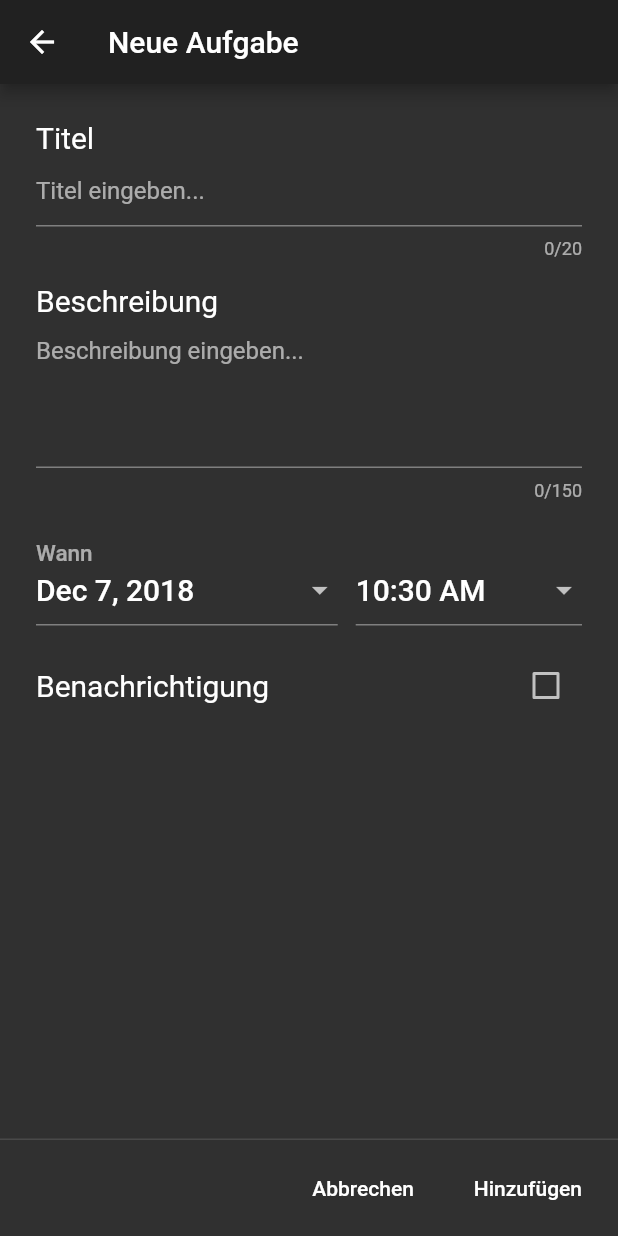
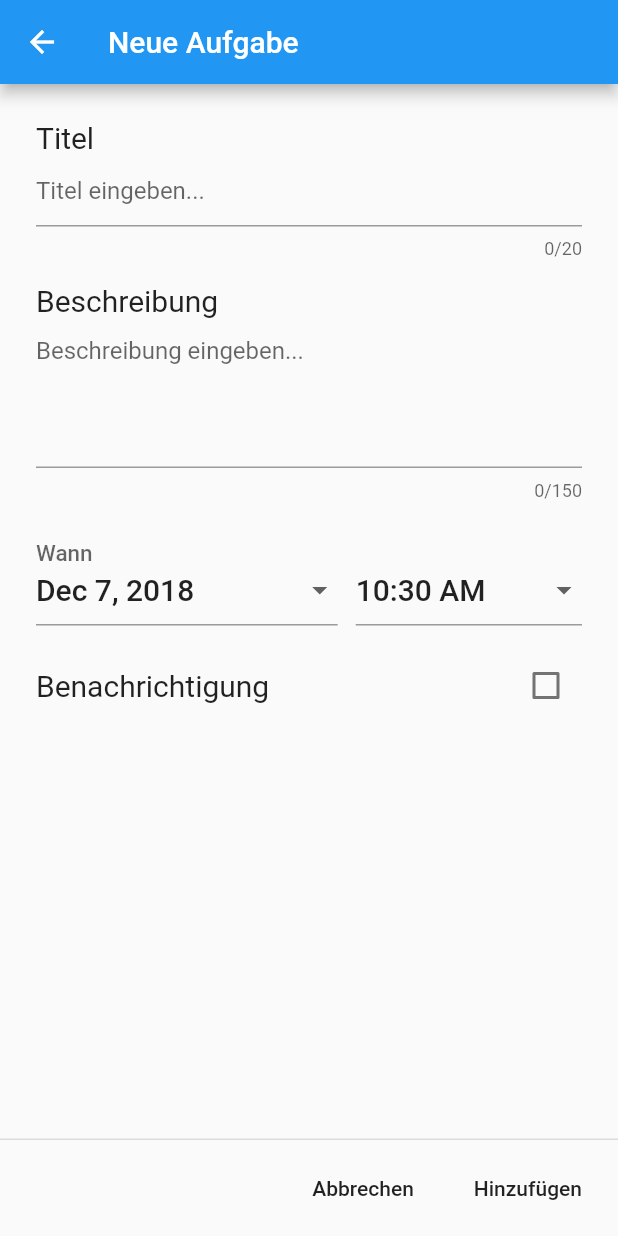
Before and after one commit to sturkopf123/Flutter-TodoList, a Flutter app: the screen it shows after launch, after a tap on the "add" icon, on a phone screen of 412 x 824 dp. Run offline on Flutter 3.47's test engine with Material 2 defaults, Android fonts, the phone set to English and light mode, and no system bars; our stand-ins replace rxdart, shared_preferences, sqflite; accounts and stored records are empty.

Commit message:
added theme changing function

```diff
--- /dev/null
+++ b/lib/bloc/themeBloc.dart
@@ -0,0 +1,35 @@
+import 'package:flutter/material.dart';
+import 'package:rxdart/rxdart.dart';
+import 'dart:async';
+
+class DemoTheme {
+  final String name;
+  final ThemeData data;
+
+  const DemoTheme(this.name, this.data);
+}
+
+class ThemeBloc {
+  final Stream<ThemeData> themeDataStream;
+  final Sink<DemoTheme> selectedTheme;
+
+  factory ThemeBloc() {
+    final selectedTheme = PublishSubject<DemoTheme>();
+    final themeDataStream = selectedTheme
+        .distinct()
+        .map((theme) => theme.data);
+    return ThemeBloc._(themeDataStream, selectedTheme);
+  }
+
+  const ThemeBloc._(this.themeDataStream, this.selectedTheme);
+
+  DemoTheme initialTheme() {
+    return DemoTheme(
+        'initial',
+        ThemeData(
+          brightness: Brightness.light,
+          accentColor: Colors.brown,
+          primaryColor: Colors.green,
+        ));
+  }
+}
--- /dev/null
+++ b/lib/bloc/themes.dart
@@ -0,0 +1,34 @@
+import 'package:flutter/material.dart';
+import 'package:rxdart/rxdart.dart';
+import 'dart:async';
+
+class DemoTheme {
+  final String name;
+  final ThemeData data;
+
+  const DemoTheme(this.name, this.data);
+}
+
+class ThemeBloc {
+  final Stream<ThemeData> themeDataStream;
+  final Sink<DemoTheme> selectedTheme;
+
+  factory ThemeBloc() {
+    final selectedTheme = PublishSubject<DemoTheme>();
+    final themeDataStream = selectedTheme
+        .distinct()
+        .map((theme) => theme.data);
+    return ThemeBloc._(themeDataStream, selectedTheme);
+  }
+
+  const ThemeBloc._(this.themeDataStream, this.selectedTheme);
+
+  DemoTheme initialTheme() {
+    return DemoTheme(
+        'initial',
+        ThemeData(
+          brightness: Brightness.light,
+          primaryColor: Colors.blue,
+        ));
+  }
+}
--- a/lib/main.dart
+++ b/lib/main.dart
@@ -1,119 +1,52 @@
 import 'package:flutter/material.dart';
 import 'package:todo_v2/bloc/todoBloc.dart';
 import 'package:todo_v2/bloc/todoProvider.dart';
-import 'package:todo_v2/database/database.dart';
-import 'package:todo_v2/pages/add_task_page.dart';
-import 'package:todo_v2/widgets/listView.dart';
+import 'package:todo_v2/pages/homePage.dart';
+import 'package:todo_v2/bloc/themes.dart';
+import 'package:shared_preferences/shared_preferences.dart';
+import 'package:todo_v2/themes/custom_themes.dart';
 
-void main() => runApp(MyApp());
 
-class MyApp extends StatelessWidget {
+Future main() async {
+  DemoTheme theme;
+  SharedPreferences prefs = await SharedPreferences.getInstance();
+  theme = (prefs.getString("theme") == "dark")? dark : light;
+  runApp(new TodoListApp(theme: theme));
+}
+
+class TodoListApp extends StatefulWidget {
+
+  TodoListApp({Key key, this.theme}): super(key: key);
+
+  final DemoTheme theme;
+
+  @override
+  _TodoListAppState createState() => _TodoListAppState();
+
+}
+
+class _TodoListAppState extends State<TodoListApp> {
+  ThemeBloc _themeBloc;
+
+  @override
+  void initState() {
+    super.initState();
+    _themeBloc = ThemeBloc();
+  }
+
   @override
   Widget build(BuildContext context) {
-    return TodoProvider(
-      todoBloc: TodoBloc(),
-      child: MaterialApp(
-        title: 'Flutter Demo',
-        theme: ThemeData.dark(),
-        home: MyHomePage(title: 'Flutter Demo Home Page'),
+    return StreamBuilder(
+      initialData: widget.theme.data,
+      stream: _themeBloc.themeDataStream,
+      builder: (BuildContext context, AsyncSnapshot<ThemeData> snapshot) => TodoProvider(
+        todoBloc: TodoBloc(),
+        child: MaterialApp(
+          title: 'To-Do List',
+          theme: snapshot.data,
+          home: MyHomePage(title: 'To-Do List', themeBloc: _themeBloc,),
+        ),
       ),
     );
   }
 }
-
-class MyHomePage extends StatefulWidget {
-  MyHomePage({Key key, this.title}) : super(key: key);
-
-  final String title;
-
-  @override
-  _MyHomePageState createState() => _MyHomePageState();
-}
-
-class _MyHomePageState extends State<MyHomePage> {
-  TodoBloc todoBloc = TodoBloc();
-
-  @override
-  Widget build(BuildContext context) {
-    return DefaultTabController(
-      length: 2,
-      child: Scaffold(
-        backgroundColor: Colors.white30,
-        appBar: AppBar(
-          actions: <Widget>[
-            IconButton(
-                icon: Icon(Icons.delete),
-                onPressed: () {
-                  TodoDatabase db = TodoDatabase.get();
-                  db.dropTable();
-                  todoBloc.dropTable();
-                })
-          ],
-          bottom: TabBar(tabs: [
-            Tab(
-              icon: Icon(Icons.date_range),
-            ),
-            Tab(icon: Icon(Icons.event_available))
-          ]),
-          title: Text(widget.title),
-        ),
-        body: TabBarView(children: [
-          StreamBuilder(
-              stream: todoBloc.itemsPending,
-              builder: (BuildContext context, snapData) {
-                if (snapData.hasData && snapData.data.length != 0) {
-                  return CustomListView(
-                    items: snapData.data,
-                    todoBloc: todoBloc,
-                  );
-                } else {
-                  return Center(
-                      child: Column(
-                    crossAxisAlignment: CrossAxisAlignment.center,
-                    mainAxisAlignment: MainAxisAlignment.center,
-                    children: <Widget>[
-                      Icon(
-                        Icons.done_all,
-                        size: 100.0,
-                      ),
-                    ],
-                  ));
-                }
-              }),
-          StreamBuilder(
-              stream: todoBloc.itemsDone,
-              builder: (BuildContext context, snapData) {
-                if (snapData.hasData && snapData.data.length != 0) {
-                  return CustomListView(
-                    items: snapData.data,
-                    todoBloc: todoBloc,
-                  );
-                } else {
-                  return Center(
-                      child: Column(
-                    crossAxisAlignment: CrossAxisAlignment.center,
-                    mainAxisAlignment: MainAxisAlignment.center,
-                    children: <Widget>[
-                      Icon(
-                        Icons.done_all,
-                        size: 100.0,
-                      ),
-                    ],
-                  ));
-                }
-              })
-        ]),
-        floatingActionButton: FloatingActionButton(
-            child: Icon(Icons.add),
-            onPressed: () {
-              Navigator.push(
-                  context,
-                  MaterialPageRoute(
-                      builder: (context) => NewTodoPage(
-                            todoBloc: todoBloc,
-                          )));
-            }),
-      ),
-    );
-  }
-}
--- /dev/null
+++ b/lib/pages/homePage.dart
@@ -0,0 +1,105 @@
+import 'package:flutter/material.dart';
+import 'package:todo_v2/bloc/todoBloc.dart';
+import 'package:todo_v2/pages/add_task_page.dart';
+import 'package:todo_v2/pages/settingsPage.dart';
+import 'package:todo_v2/bloc/themes.dart';
+import 'package:todo_v2/widgets/listView.dart';
+
+class MyHomePage extends StatefulWidget {
+  MyHomePage({Key key, this.title, this.themeBloc}) : super(key: key);
+
+  final String title;
+  final ThemeBloc themeBloc;
+
+  @override
+  _MyHomePageState createState() => _MyHomePageState();
+}
+
+class _MyHomePageState extends State<MyHomePage> {
+  TodoBloc todoBloc = TodoBloc();
+
+  @override
+  Widget build(BuildContext context) {
+    return DefaultTabController(
+      length: 2,
+      child: Scaffold(
+        appBar: AppBar(
+          actions: <Widget>[
+            IconButton(
+                icon: Icon(Icons.settings),
+                onPressed: () {
+                  Navigator.of(context).push(MaterialPageRoute(
+                      builder: (context) => SettingsPage(
+                        themeBloc: widget.themeBloc,
+                        todoBloc: todoBloc,
+                      )));
+                })
+          ],
+          bottom: TabBar(tabs: [
+            Tab(
+              icon: Icon(Icons.date_range),
+            ),
+            Tab(icon: Icon(Icons.event_available))
+          ]),
+          title: Text(widget.title),
+        ),
+        body: TabBarView(children: [
+          StreamBuilder(
+              stream: todoBloc.itemsPending,
+              builder: (BuildContext context, snapData) {
+                if (snapData.hasData && snapData.data.length != 0) {
+                  return CustomListView(
+                    items: snapData.data,
+                    todoBloc: todoBloc,
+                  );
+                } else {
+                  return Center(
+                      child: Column(
+                        crossAxisAlignment: CrossAxisAlignment.center,
+                        mainAxisAlignment: MainAxisAlignment.center,
+                        children: <Widget>[
+                          Icon(
+                            Icons.done_all,
+                            size: 100.0,
+                          ),
+                        ],
+                      ));
+                }
+              }),
+          StreamBuilder(
+              stream: todoBloc.itemsDone,
+              builder: (BuildContext context, snapData) {
+                if (snapData.hasData && snapData.data.length != 0) {
+                  return CustomListView(
+                    items: snapData.data,
+                    todoBloc: todoBloc,
+                  );
+                } else {
+                  return Center(
+                      child: Column(
+                        crossAxisAlignment: CrossAxisAlignment.center,
+                        mainAxisAlignment: MainAxisAlignment.center,
+                        children: <Widget>[
+                          Icon(
+                            Icons.done_all,
+                            size: 100.0,
+                          ),
+                        ],
+                      ));
+                }
+              })
+        ]),
+        floatingActionButton: FloatingActionButton(
+            child: Icon(Icons.add),
+            onPressed: () {
+              Navigator.push(
+                  context,
+                  MaterialPageRoute(
+                      builder: (context) => NewTodoPage(
+                        todoBloc: todoBloc,
+                      )));
+            }),
+      ),
+    );
+  }
+}
--- /dev/null
+++ b/lib/themes/custom_themes.dart
@@ -0,0 +1,12 @@
+
+import 'package:flutter/material.dart';
+import 'package:todo_v2/bloc/themes.dart';
+
+var dark = DemoTheme(
+    'dark',
+    ThemeData.dark()
+);
+var light = DemoTheme(
+    'light',
+    ThemeData.light()
+);
--- a/pubspec.yaml
+++ b/pubspec.yaml
@@ -20,6 +20,8 @@ dependencies:
   sqflite: ^0.12.2+1
   path_provider: ^0.4.1
   rxdart: ^0.19.0
+  dynamic_theme: ^1.0.0
+  shared_preferences: ^0.4.3
 
   # The following adds the Cupertino Icons font to your application.
   # Use with the CupertinoIcons class for iOS style icons.
```
Also changed, not shown: lib/pages/settingsPage.dart (added, +69 -0 lines), lib/widgets/settingsbutton.dart (added, +29 -0 lines), 1 other file.
